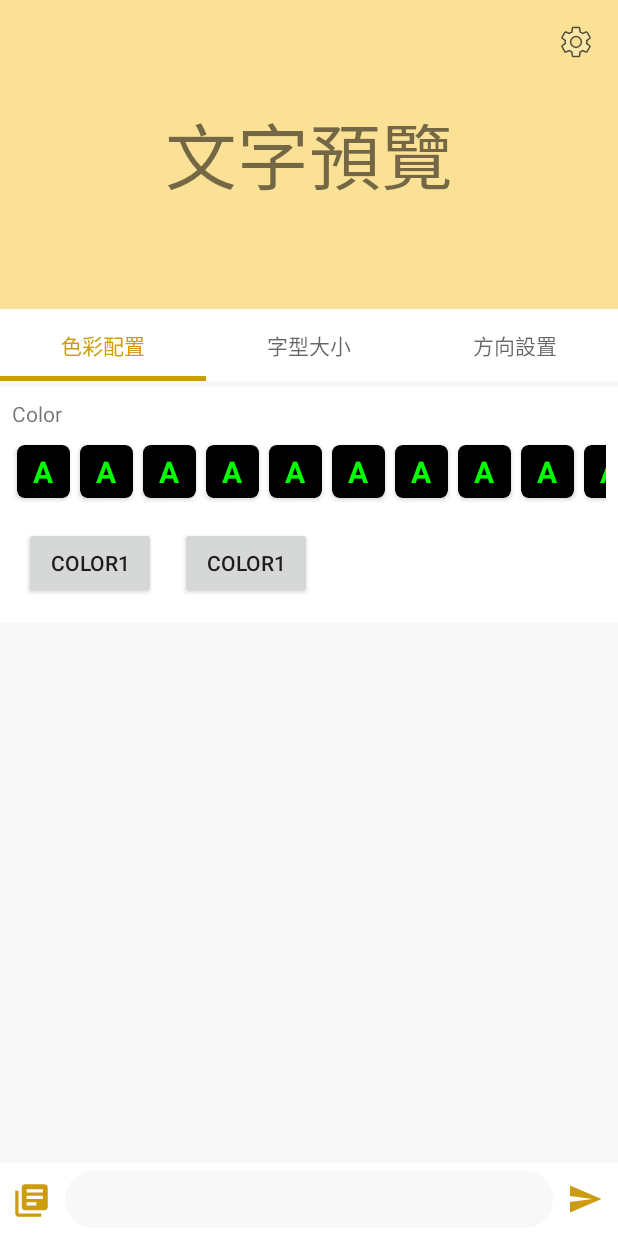
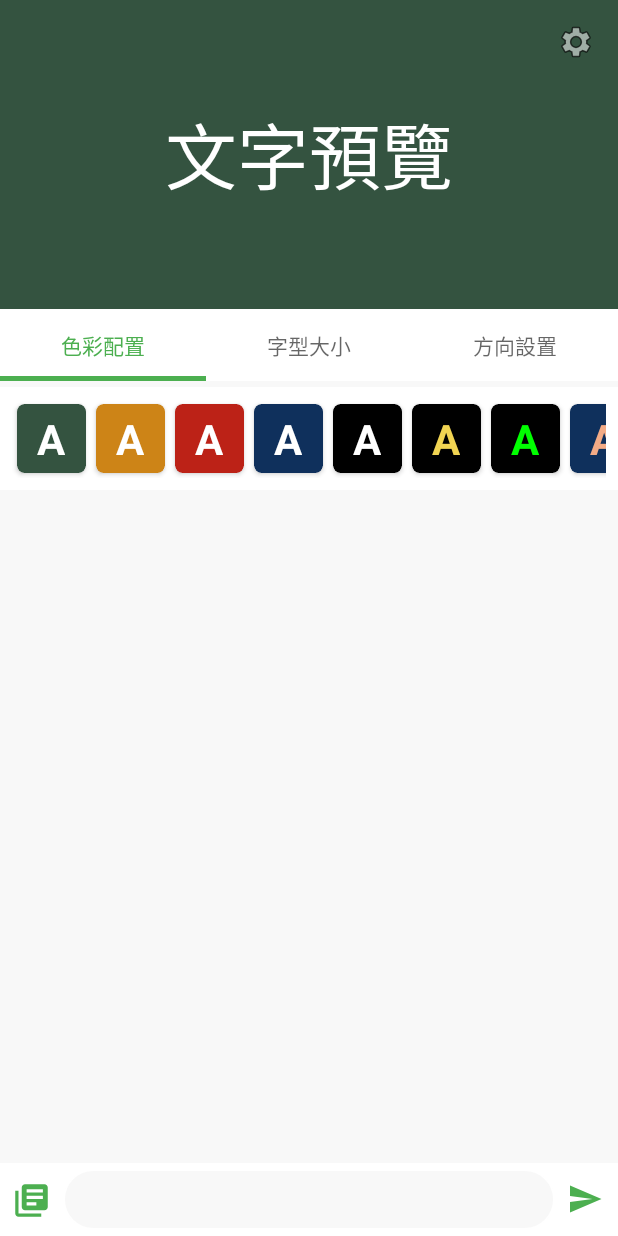
Before and after one commit to mrfatworm/VisualChat, an Android app: the screen it shows after launch (MainActivity), on a phone screen of 412 x 824 dp. Run offline under Robolectric (Android 15) with nearby library versions, the phone set to English and light mode, and no system bars.

Commit message:
Add 10 text themes to color list
- add 10 themes to color list
- remove item:name(ColorModel)
- fix visibility of icon : setting and close

```diff
--- a/app/src/main/java/yuntech/b10517012/visualchat/ColorModel.kt
+++ b/app/src/main/java/yuntech/b10517012/visualchat/ColorModel.kt
@@ -1,12 +1,10 @@
 package yuntech.b10517012.visualchat
 
 class ColorModel {
-    var name: String
     var textColor: Int
     var bgColor: Int
 
-    constructor(name: String, textColor: Int, bgColor: Int){
-        this.name = name
+    constructor(textColor: Int, bgColor: Int){
         this.textColor = textColor
         this.bgColor = bgColor
     }
--- a/app/src/main/java/yuntech/b10517012/visualchat/CustomizeColorFragment.kt
+++ b/app/src/main/java/yuntech/b10517012/visualchat/CustomizeColorFragment.kt
@@ -2,21 +2,16 @@ package yuntech.b10517012.visualchat
 
 import android.graphics.Color
 import android.os.Bundle
+import android.util.Log
 import android.view.LayoutInflater
 import android.view.View
 import android.view.ViewGroup
-import android.widget.Button
-import android.widget.TextView
 import androidx.fragment.app.Fragment
-import androidx.lifecycle.Observer
 import androidx.recyclerview.widget.LinearLayoutManager
 import androidx.recyclerview.widget.RecyclerView
 
 class CustomizeColorFragment : Fragment() {
 
-    private lateinit var tvColor:TextView
-    private lateinit var btnColor1:Button
-    private lateinit var btnColor2:Button
     private lateinit var recyclerView: RecyclerView
     private lateinit var customizeViewModel: CustomizeViewModel;
 
@@ -25,17 +20,11 @@ class CustomizeColorFragment : Fragment() {
     }
 
     override fun onCreateView(
-        inflater: LayoutInflater, container: ViewGroup?, savedInstanceState: Bundle?): View? {
+        inflater: LayoutInflater, container: ViewGroup?, savedInstanceState: Bundle?
+    ): View? {
         val root = inflater.inflate(R.layout.fragment_customize_color, container, false)
-
-        //colorViewModel = ViewModelProviders.of(this).get(ColorViewModel::class.java)
-        tvColor = root.findViewById(R.id.tv_color)
-        btnColor1 = root.findViewById(R.id.btn_color1)
-        btnColor2 = root.findViewById(R.id.btn_color2)
         recyclerView = root.findViewById(R.id.recyclerview)
 
-        btnColor1.setOnClickListener(btnClick())
-        btnColor2.setOnClickListener(btnClick())
         val linearLayoutManager = LinearLayoutManager(context)
         linearLayoutManager.orientation = RecyclerView.HORIZONTAL
         val adapter = ColorAdapter(sampleColorData(), customizeViewModel)
@@ -44,26 +33,46 @@ class CustomizeColorFragment : Fragment() {
         return root
     }
 
-    private fun btnClick() =View.OnClickListener { view ->
-        if(view.id == R.id.btn_color1){
-            tvColor.setTextColor(resources.getColor(R.color.black))
-            customizeViewModel.setColor(resources.getColor(R.color.black))
-        }else{
-            tvColor.setTextColor(resources.getColor(R.color.gray))
+    private fun sampleColorData(): Array<ColorModel> {
+        val dataArray = Array(12){ColorModel(0,0)}
+        dataArray[0].apply {
+            textColor = Color.WHITE
+            bgColor = resources.getColor(R.color.blackboard) }
+        dataArray[1].apply {
+            textColor = Color.WHITE
+            bgColor = resources.getColor(R.color.darkYellow) }
+        dataArray[2].apply {
+            textColor = Color.WHITE
+            bgColor = resources.getColor(R.color.darkRed) }
+        dataArray[3].apply {
+            textColor = Color.WHITE
+            bgColor = resources.getColor(R.color.navy) }
+        dataArray[4].apply {
+            textColor = Color.WHITE
+            bgColor = Color.BLACK }
+        dataArray[5].apply {
+            textColor = resources.getColor(R.color.pttYellow)
+            bgColor = Color.BLACK }
+        dataArray[6].apply {
+            textColor = Color.GREEN
+            bgColor = Color.BLACK }
+        dataArray[7].apply {
+            textColor = resources.getColor(R.color.skin)
+            bgColor = resources.getColor(R.color.navy) }
+        dataArray[8].apply {
+            textColor = resources.getColor(R.color.navy)
+            bgColor = resources.getColor(R.color.lightYellow) }
+        dataArray[9].apply {
+            textColor = resources.getColor(R.color.pink)
+            bgColor = resources.getColor(R.color.lightYellow) }
+        dataArray[10].apply {
+            textColor = Color.WHITE
+            bgColor = resources.getColor(R.color.pink) }
+        dataArray[11].apply {
+            textColor = Color.BLACK
+            bgColor = resources.getColor(R.color.pttYellow) }
 
-            customizeViewModel.setColor(resources.getColor(R.color.gray))
-        }
 
-    }
-
-    private fun sampleColorData():Array<ColorModel>{
-        var data = ColorModel("",0,0)
-        data.apply {
-            name= ""
-            textColor = Color.GREEN
-            bgColor = Color.BLACK
-        }
-        var dataArray = Array<ColorModel>(10){data}
 
         return dataArray
     }
--- a/app/src/main/java/yuntech/b10517012/visualchat/MainActivity.kt
+++ b/app/src/main/java/yuntech/b10517012/visualchat/MainActivity.kt
@@ -14,6 +14,7 @@ import android.widget.ImageButton
 import android.widget.ImageView
 import android.widget.TextView
 import androidx.appcompat.app.AppCompatActivity
+import androidx.core.content.ContextCompat
 import androidx.lifecycle.Observer
 import androidx.lifecycle.ViewModelProviders
 import androidx.viewpager2.widget.ViewPager2
@@ -50,6 +51,7 @@ class MainActivity : AppCompatActivity() {
         /** Text color listener */
         customizeViewModel.currentBGColor.observe(this, Observer {
             imgBG.setBackgroundColor(it)
+            this.window.statusBarColor = it
         })
 
         /** Text size listener */
--- a/app/src/main/res/drawable/ic_close.xml
+++ b/app/src/main/res/drawable/ic_close.xml
@@ -3,6 +3,6 @@
     <path
         android:pathData="M19,6.41L17.59,5 12,10.59 6.41,5 5,6.41 10.59,12 5,17.59 6.41,19 12,13.41 17.59,19 19,17.59 13.41,12z"
         android:strokeWidth="1"
-        android:fillColor="#33FFFFFF"
+        android:fillColor="#88FFFFFF"
         android:strokeColor="#AA000000"/>
 </vector>
--- a/app/src/main/res/drawable/ic_settings.xml
+++ b/app/src/main/res/drawable/ic_settings.xml
@@ -4,6 +4,6 @@
     <path
         android:pathData="M19.1,12.9a2.8,2.8 0,0 0,0.1 -0.9,2.8 2.8,0 0,0 -0.1,-0.9l2.1,-1.6a0.7,0.7 0,0 0,0.1 -0.6L19.4,5.5a0.7,0.7 0,0 0,-0.6 -0.2l-2.4,1a6.5,6.5 0,0 0,-1.6 -0.9l-0.4,-2.6a0.5,0.5 0,0 0,-0.5 -0.4H10.1a0.5,0.5 0,0 0,-0.5 0.4L9.3,5.4a5.6,5.6 0,0 0,-1.7 0.9l-2.4,-1a0.4,0.4 0,0 0,-0.5 0.2l-2,3.4c-0.1,0.2 0,0.4 0.2,0.6l2,1.6a2.8,2.8 0,0 0,-0.1 0.9,2.8 2.8,0 0,0 0.1,0.9L2.8,14.5a0.7,0.7 0,0 0,-0.1 0.6l1.9,3.4a0.7,0.7 0,0 0,0.6 0.2l2.4,-1a6.5,6.5 0,0 0,1.6 0.9l0.4,2.6a0.5,0.5 0,0 0,0.5 0.4h3.8a0.5,0.5 0,0 0,0.5 -0.4l0.3,-2.6a5.6,5.6 0,0 0,1.7 -0.9l2.4,1a0.4,0.4 0,0 0,0.5 -0.2l2,-3.4c0.1,-0.2 0,-0.4 -0.2,-0.6ZM12,15.6A3.6,3.6 0,1 1,15.6 12,3.6 3.6,0 0,1 12,15.6Z"
         android:strokeWidth="1"
-        android:fillColor="#33FFFFFF"
+        android:fillColor="#88FFFFFF"
         android:strokeColor="#AA000000"/>
 </vector>
--- a/app/src/main/res/layout/activity_main.xml
+++ b/app/src/main/res/layout/activity_main.xml
@@ -11,11 +11,9 @@
         android:id="@+id/img_main_preview_bg"
         android:layout_width="0dp"
         android:layout_height="220dp"
-        android:background="@color/colorPrimaryLight"
-
+        android:background="@color/colorPrimaryDark"
         android:contentDescription="TODO"
         app:layout_constraintEnd_toEndOf="parent"
-        app:layout_constraintHorizontal_bias="0.0"
         app:layout_constraintStart_toStartOf="parent"
         app:layout_constraintTop_toTopOf="parent" />
 
@@ -36,6 +34,7 @@
         android:layout_margin="24dp"
         android:text="@string/text_preview"
         android:textSize="48sp"
+        android:textColor="@color/white"
         android:gravity="center"
         app:layout_constraintBottom_toBottomOf="@+id/img_main_preview_bg"
         app:layout_constraintEnd_toEndOf="@+id/img_main_preview_bg"
--- a/app/src/main/res/layout/fragment_customize_color.xml
+++ b/app/src/main/res/layout/fragment_customize_color.xml
@@ -5,43 +5,16 @@
     android:background="@color/white"
     xmlns:app="http://schemas.android.com/apk/res-auto">
 
-    <TextView
-        android:id="@+id/tv_color"
-        android:layout_width="wrap_content"
-        android:layout_height="wrap_content"
-        android:text="Color"
-        android:layout_margin="8dp"
-        app:layout_constraintStart_toStartOf="parent"
-        app:layout_constraintTop_toTopOf="parent" />
-
     <androidx.recyclerview.widget.RecyclerView
         android:id="@+id/recyclerview"
         android:layout_width="match_parent"
         android:layout_height="wrap_content"
-        android:layout_marginTop="8dp"
-        android:layout_marginRight="8dp"
-        android:layout_marginLeft="8dp"
+        android:layout_margin="8dp"
+        app:layout_constraintBottom_toBottomOf="parent"
         app:layout_constraintEnd_toEndOf="parent"
         app:layout_constraintStart_toStartOf="parent"
-        app:layout_constraintTop_toBottomOf="@+id/tv_color"></androidx.recyclerview.widget.RecyclerView>
-    <Button
-        android:id="@+id/btn_color1"
-        android:layout_width="wrap_content"
-        android:layout_height="wrap_content"
-        android:layout_margin="16dp"
-        android:text="Color1"
-        app:layout_constraintStart_toStartOf="parent"
-        app:layout_constraintTop_toBottomOf="@+id/recyclerview"
-        app:layout_constraintBottom_toBottomOf="parent"/>
-    <Button
-        android:id="@+id/btn_color2"
-        android:layout_width="wrap_content"
-        android:layout_height="wrap_content"
-        android:layout_marginStart="16dp"
-        android:text="Color1"
-        app:layout_constraintStart_toEndOf="@+id/btn_color1"
-        app:layout_constraintTop_toTopOf="@+id/btn_color1"
-        app:layout_constraintBottom_toBottomOf="@id/btn_color1"/>
+        app:layout_constraintTop_toTopOf="parent">
+    </androidx.recyclerview.widget.RecyclerView>
 
 
 </androidx.constraintlayout.widget.ConstraintLayout>
--- a/app/src/main/res/layout/list_color.xml
+++ b/app/src/main/res/layout/list_color.xml
@@ -23,7 +23,7 @@
             android:layout_gravity="center"
             android:layout_margin="4dp"
             android:text="A"
-            android:textSize="20sp"
+            android:textSize="28sp"
             android:textStyle="bold" />
 
     </androidx.cardview.widget.CardView>
--- a/app/src/main/res/values/colors.xml
+++ b/app/src/main/res/values/colors.xml
@@ -1,12 +1,21 @@
 <?xml version="1.0" encoding="utf-8"?>
 <resources>
-    <color name="colorPrimary">#CC9B10</color>
-    <color name="colorPrimaryDark">#936E05</color>
-    <color name="colorPrimaryLight">#FBE196</color>
-    <color name="colorAccent">#CC9B10</color>
+    <color name="colorPrimary">#4CAF50</color>
+    <color name="colorPrimaryDark">#345340</color>
+    <color name="colorPrimaryLight">#6BB888</color>
+    <color name="colorAccent">#8BC34A</color>
     <color name="black">#000000</color>
     <color name="white">#FFFFFF</color>
     <color name="gray">#707070</color>
     <color name="lightGray">#F8F8F8</color>
     <color name="transparent">#00000000</color>
+
+    <color name="blackboard">#345340</color>
+    <color name="navy">#0F305C</color>
+    <color name="skin">#F3AB86</color>
+    <color name="pink">#D66356</color>
+    <color name="darkRed">#BC2217</color>
+    <color name="lightYellow">#E7D9AD</color>
+    <color name="darkYellow">#CD8417</color>
+    <color name="pttYellow">#F1D452</color>
 </resources>
```
